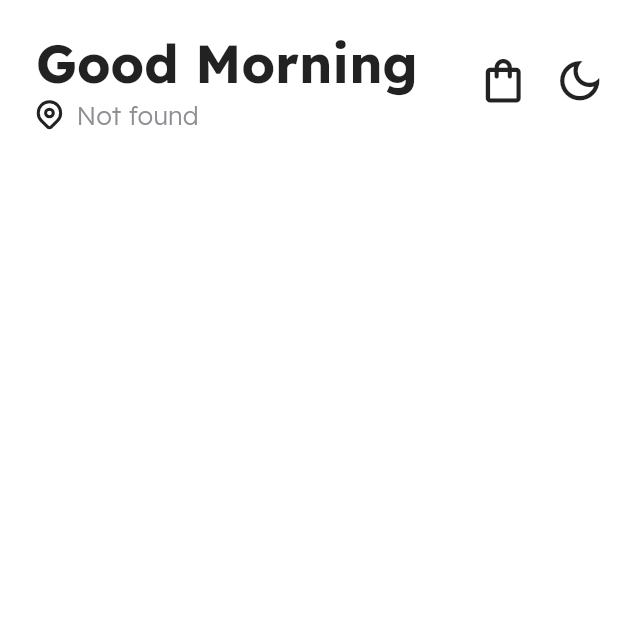
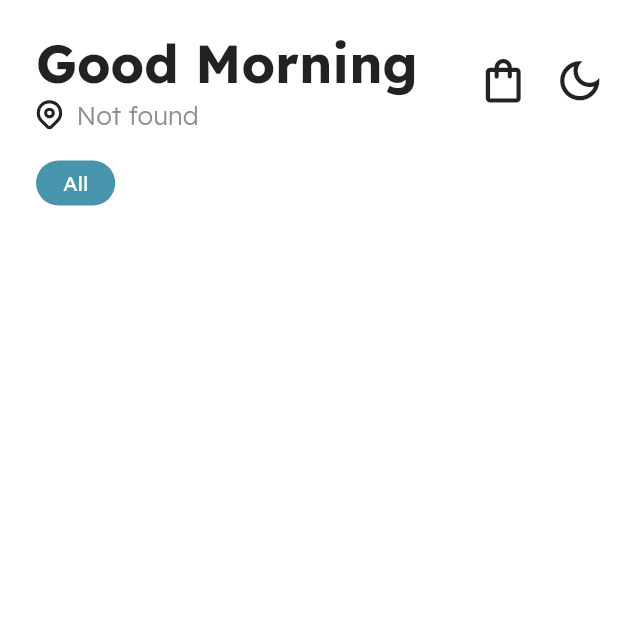
Before and after one commit to deargosep/coffee_flutter, a Flutter app: the screen it shows after launch, on a phone screen of 412 x 824 dp, the top half of it. Run offline on Flutter 3.47's test engine with Material 2 defaults, Android fonts, the phone set to English and light mode, and no system bars; our stand-ins replace cloud_firestore, firebase_core, flutter_hooks, flutter_svg, geocoding, get and 1 more; accounts and stored records are empty.

Commit message:
refactoring, implemented filtering

```diff
--- /dev/null
+++ b/lib/components/category_item.dart
@@ -0,0 +1,36 @@
+import 'package:coffee_flutter/store/category.dart';
+import 'package:flutter/material.dart';
+import 'package:provider/src/provider.dart';
+
+class CategoryItem extends StatelessWidget {
+  String title;
+
+  CategoryItem({Key? key, required String this.title}) : super(key: key);
+
+  @override
+  Widget build(BuildContext context) {
+    String category = context.watch<Category>().category;
+    return GestureDetector(
+      onTap: () {
+        context.read<Category>().changeCategory(title);
+      },
+      child: Container(
+        margin: EdgeInsets.fromLTRB(0, 0, 14, 0),
+        decoration: BoxDecoration(
+            color: category != title
+                ? Theme.of(context).cardColor
+                : Color(0xFF4795AD),
+            borderRadius: BorderRadius.all(Radius.circular(24))),
+        child: Center(
+            child: Padding(
+          padding: const EdgeInsets.fromLTRB(18.0, 0, 18.0, 0),
+          child: Text(title,
+              style: TextStyle(
+                  color: category != title
+                      ? Color(0xFF54B2CF)
+                      : Theme.of(context).textTheme.caption?.color)),
+        )),
+      ),
+    );
+  }
+}
--- a/lib/components/home_appbar.dart
+++ b/lib/components/home_appbar.dart
@@ -64,7 +64,7 @@ class HomeAppbar extends HookWidget {
       child: Column(
         children: [
           SizedBox(
-            height: GetPlatform.isIOS ? 50 : 20,
+            height: 20,
           ),
           Column(
             crossAxisAlignment: CrossAxisAlignment.start,
--- a/lib/main.dart
+++ b/lib/main.dart
@@ -2,6 +2,7 @@ import 'package:coffee_flutter/screens/cart_screen.dart';
 import 'package:coffee_flutter/screens/home_screen.dart';
 import 'package:coffee_flutter/screens/product_screen.dart';
 import 'package:coffee_flutter/store/cart.dart';
+import 'package:coffee_flutter/store/category.dart';
 import 'package:flutter/material.dart';
 import 'package:flutter/services.dart';
 import 'package:get/get.dart';
@@ -18,6 +19,7 @@ class ThemeClass {
       primaryIconTheme: IconThemeData(color: Colors.black, size: 24),
       primaryColorDark: Colors.white,
       colorScheme: ColorScheme.light(),
+      shadowColor: Color(0xFF54B2CF),
       buttonColor: Color(0xFF323232),
       appBarTheme: AppBarTheme(
           backgroundColor: Colors.white,
@@ -28,6 +30,7 @@ class ThemeClass {
       scaffoldBackgroundColor: Color(0xFF1F1D2B),
       cardColor: Color(0xFF262836),
       colorScheme: ColorScheme.dark(),
+      shadowColor: Color(0xFF4795AD),
       buttonColor: Color(0xFF4795AD),
       textTheme: TextTheme(caption: TextStyle(color: Colors.black)),
       primaryIconTheme: IconThemeData(color: Colors.white),
@@ -46,6 +49,7 @@ void main() async {
     MultiProvider(
         providers: [
           ChangeNotifierProvider(create: (_) => Cart()),
+          ChangeNotifierProvider(create: (_) => Category()),
         ],
         builder: (context, child) {
           return GetMaterialApp(
--- a/lib/screens/home_screen.dart
+++ b/lib/screens/home_screen.dart
@@ -1,9 +1,10 @@
 import 'package:cloud_firestore/cloud_firestore.dart';
+import 'package:coffee_flutter/components/category_item.dart';
 import 'package:coffee_flutter/components/home_appbar.dart';
-import 'package:coffee_flutter/store/cart.dart';
+import 'package:coffee_flutter/components/product.dart';
+import 'package:coffee_flutter/store/category.dart';
 import 'package:flutter/material.dart';
-import 'package:get/get.dart';
-import 'package:provider/provider.dart';
+import 'package:provider/src/provider.dart';
 
 class Home extends StatelessWidget {
   const Home({Key? key}) : super(key: key);
@@ -15,7 +16,12 @@ class Home extends StatelessWidget {
     return Scaffold(
       body: ListView(
         children: [
-          HomeAppbar(),
+          const HomeAppbar(),
+          Container(
+            height: 30,
+            child: const CategoryList(),
+            margin: const EdgeInsets.fromLTRB(24.0, 0, 0, 11.0),
+          ),
           StreamBuilder<QuerySnapshot>(
               stream: _productsStream,
               builder: (context, snapshot) {
@@ -23,22 +29,34 @@ class Home extends StatelessWidget {
                   return Container();
                 }
                 if (snapshot.connectionState == ConnectionState.waiting) {
-                  return CircularProgressIndicator();
+                  return const CircularProgressIndicator();
                 }
                 return Container(
-                  margin: EdgeInsets.fromLTRB(24.0, 0, 24.0, 0),
+                  margin: const EdgeInsets.fromLTRB(24.0, 0, 24.0, 0),
                   child: GridView(
-                      physics: ScrollPhysics(),
+                      physics: const ScrollPhysics(),
                       gridDelegate:
                           const SliverGridDelegateWithFixedCrossAxisCount(
                         crossAxisCount: 2,
                         crossAxisSpacing: 17,
-                        mainAxisSpacing: 10,
-                        mainAxisExtent: 230, // here set custom Height You Want
+                        mainAxisSpacing: 17,
+                        mainAxisExtent: 230,
                       ),
                       shrinkWrap: true,
-                      children:
-                          snapshot.data!.docs.map((DocumentSnapshot document) {
+                      children: snapshot.data!.docs.where((el) {
+                        Map<String, dynamic> data =
+                            el.data()! as Map<String, dynamic>;
+                        final category = context.watch<Category>().category;
+                        if (category != 'All') {
+                          if (data['category'] == category) {
+                            return true;
+                          } else {
+                            return false;
+                          }
+                        } else {
+                          return true;
+                        }
+                      }).map((DocumentSnapshot document) {
                         Map<String, dynamic> data =
                             document.data()! as Map<String, dynamic>;
                         String id = document.id;
@@ -58,112 +76,25 @@ class Home extends StatelessWidget {
   }
 }
 
-class Product extends StatelessWidget {
-  final name;
-  final id;
-  final image;
-  final price;
-  final size;
-
-  const Product(
-      {Key? key,
-      required this.id,
-      required this.name,
-      required this.price,
-      required this.size,
-      String? this.image})
-      : super(key: key);
+class CategoryList extends StatelessWidget {
+  const CategoryList({Key? key}) : super(key: key);
 
   @override
   Widget build(BuildContext context) {
-    void addToCart() {
-      final item = {
-        "id": id,
-        "name": name,
-        "image": image,
-        "price": price,
-        "size": size,
-        "count": 1
-      };
-      context.read<Cart>().addToCart(item);
-    }
-
-    return InkWell(
-      onTap: () {
-        Get.toNamed('/product', arguments: id);
+    final Stream<QuerySnapshot> _categoriesStream =
+        FirebaseFirestore.instance.collection('Categories').snapshots();
+    return StreamBuilder<QuerySnapshot>(
+      stream: _categoriesStream,
+      builder: (context, snapshot) {
+        return ListView(
+            scrollDirection: Axis.horizontal,
+            children: [CategoryItem(title: 'All')]
+              ..addAll(snapshot.data!.docs.map((DocumentSnapshot document) {
+                Map<String, dynamic> data =
+                    document.data()! as Map<String, dynamic>;
+                return CategoryItem(title: data['name']);
+              }).toList()));
       },
-      child: PhysicalModel(
-        shadowColor: Colors.black,
-        color: Theme.of(context).cardColor,
-        borderRadius: BorderRadius.all(Radius.circular(16.0)),
-        // elevation: 3,
-        child: Container(
-          padding: EdgeInsets.fromLTRB(12, 5, 12, 0),
-          width: 155,
-          child: Column(
-            crossAxisAlignment: CrossAxisAlignment.start,
-            mainAxisAlignment: MainAxisAlignment.spaceBetween,
-            children: [
-              Center(
-                child: Container(
-                  height: 136,
-                  width: 120,
-                  child: Image.network(
-                    image,
-                    height: 136,
-                    width: 120,
-                  ),
-                ),
-              ),
-              SizedBox(
-                height: 5,
-              ),
-              Container(
-                width: 100,
-                child: Text(
-                  name.toString(),
-                  softWrap: true,
-                  style: TextStyle(
-                    fontWeight: FontWeight.w600,
-                    fontSize: 17,
-                  ),
-                ),
-              ),
-              Container(
-                height: 40,
-                child: Row(
-                  mainAxisAlignment: MainAxisAlignment.spaceBetween,
-                  children: [
-                    Text(
-                      '${price} ₽',
-                      style: TextStyle(
-                        fontWeight: FontWeight.w300,
-                        fontSize: 17,
-                      ),
-                    ),
-                    Container(
-                      height: 24,
-                      width: 24,
-                      decoration: BoxDecoration(
-                        shape: BoxShape.circle,
-                        color: Color(0xFF54B2CF),
-                      ),
-                      child: InkWell(
-                        onTap: addToCart,
-                        child: Icon(
-                          Icons.add,
-                          size: 20,
-                          color: Get.isDarkMode ? Colors.black : Colors.white,
-                        ),
-                      ),
-                    ),
-                  ],
-                ),
-              )
-            ],
-          ),
-        ),
-      ),
     );
   }
 }
--- /dev/null
+++ b/lib/store/category.dart
@@ -0,0 +1,13 @@
+import 'package:flutter/foundation.dart';
+import 'package:provider/provider.dart';
+
+class Category with ChangeNotifier, DiagnosticableTreeMixin {
+  String _category = 'All';
+
+  String get category => _category;
+
+  void changeCategory(category) {
+    _category = category;
+    notifyListeners();
+  }
+}
```
Also changed, not shown: lib/components/product.dart (added, +114 -0 lines).
